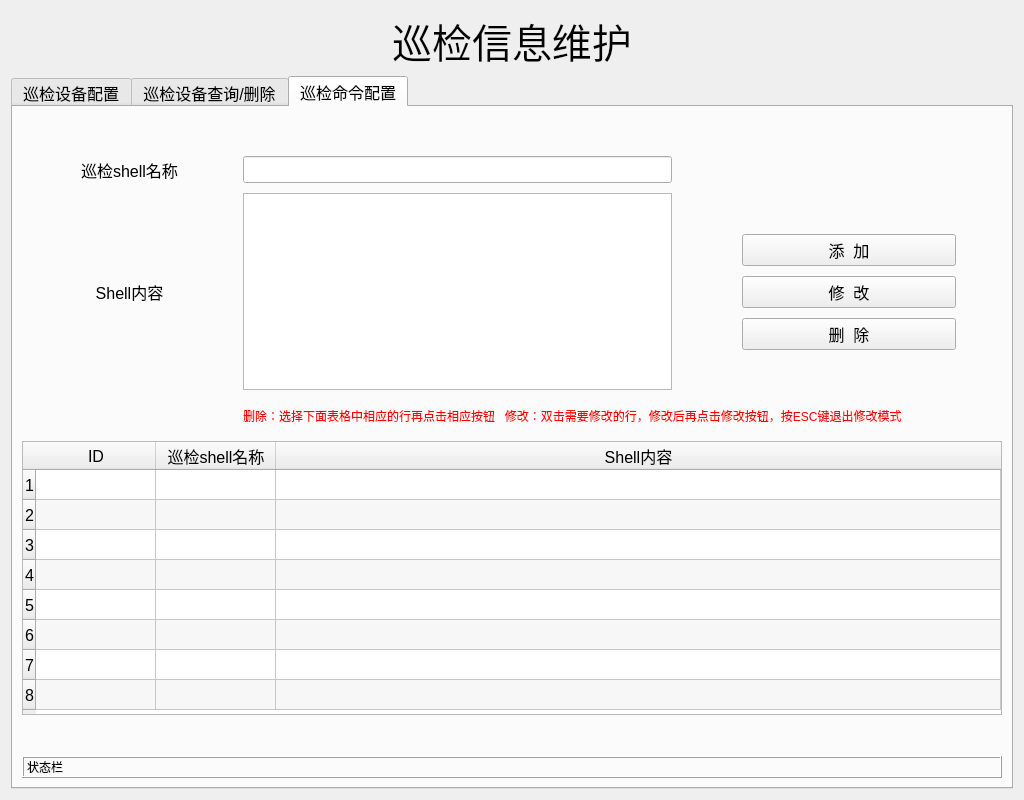
This is ui/check_config_ui.ui in tainyuhong/pyside_machine_system as Qt 5 draws it before an edit. The edited form follows.
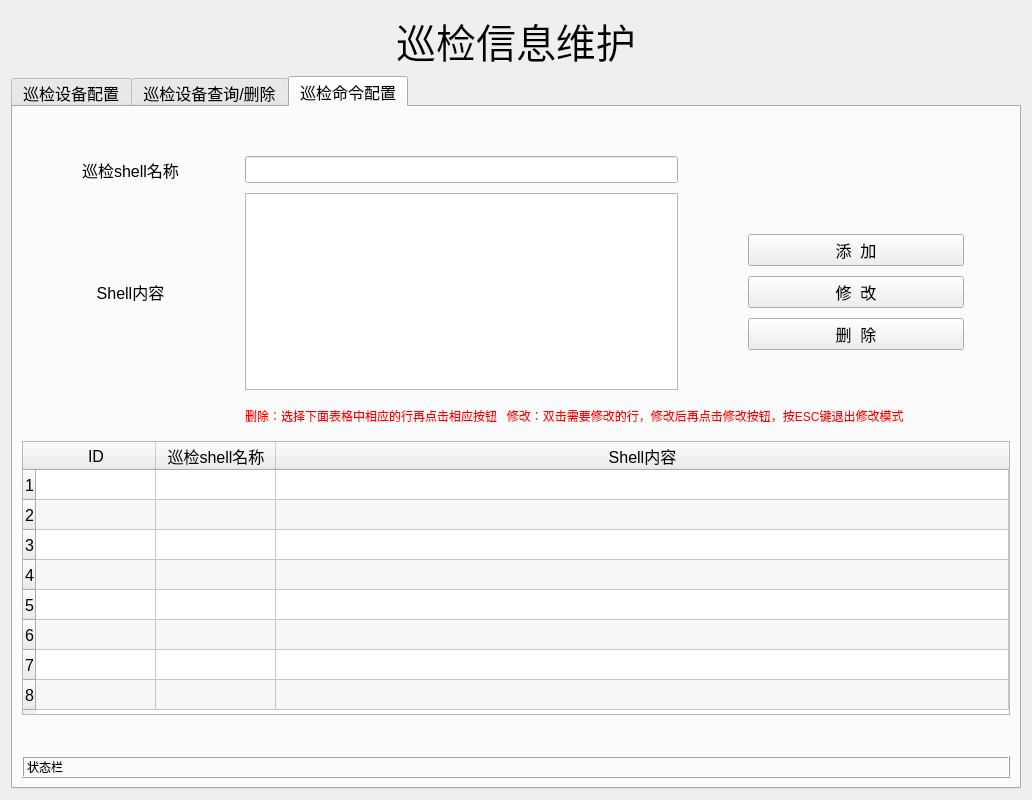
This is the edited form. The open tabs and pages were chosen to show the change.

Patch:
```diff
--- a/ui/check_config_ui.ui
+++ b/ui/check_config_ui.ui
@@ -6,13 +6,16 @@
    <rect>
     <x>0</x>
     <y>0</y>
-    <width>1024</width>
+    <width>1032</width>
     <height>800</height>
    </rect>
   </property>
   <property name="windowTitle">
    <string>巡检信息维护</string>
   </property>
+  <property name="styleSheet">
+   <string notr="true">QHeaderView::section{ background-color: rgb(255,240,190)};</string>
+  </property>
   <layout class="QHBoxLayout" name="horizontalLayout">
    <item>
     <layout class="QVBoxLayout" name="verticalLayout">
@@ -804,6 +807,11 @@
            </item>
            <item row="4" column="3">
             <widget class="QPushButton" name="bt_modify_shell">
+             <property name="font">
+              <font>
+               <pointsize>12</pointsize>
+              </font>
+             </property>
              <property name="text">
               <string>修  改</string>
              </property>
@@ -827,6 +835,11 @@
            </item>
            <item row="3" column="3">
             <widget class="QPushButton" name="bt_add_shell">
+             <property name="font">
+              <font>
+               <pointsize>12</pointsize>
+              </font>
+             </property>
              <property name="text">
               <string>添  加</string>
              </property>
@@ -834,6 +847,11 @@
            </item>
            <item row="5" column="3">
             <widget class="QPushButton" name="bt_del_shell">
+             <property name="font">
+              <font>
+               <pointsize>12</pointsize>
+              </font>
+             </property>
              <property name="text">
               <string>删  除</string>
              </property>
```
Left out of the diff: 15 changed lines with no effect on the pictures.
